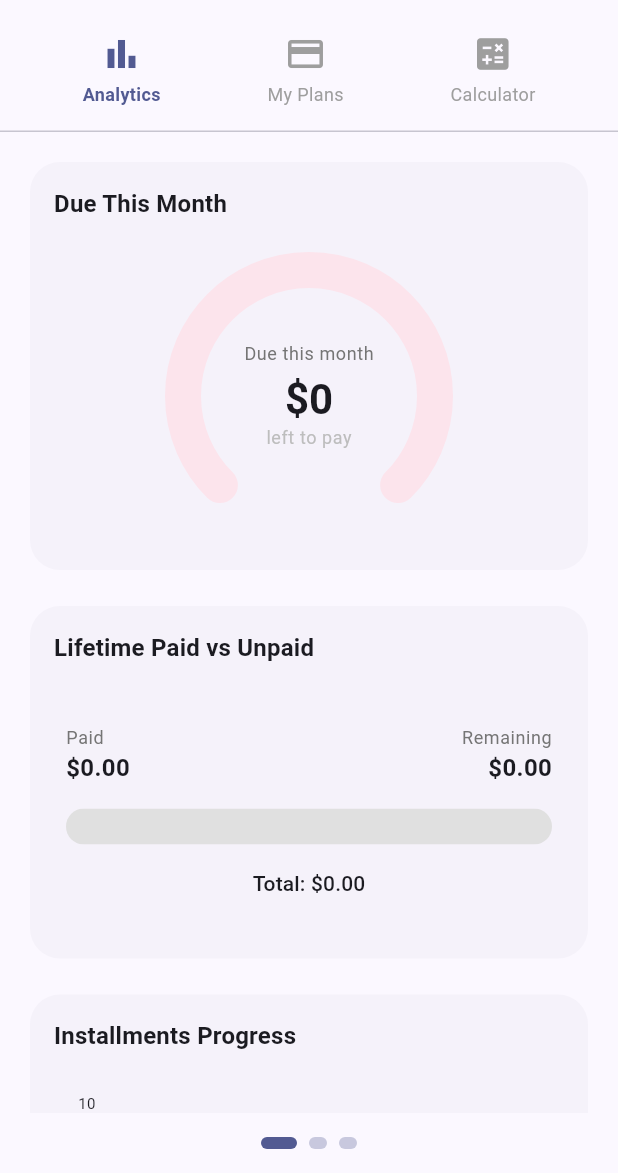
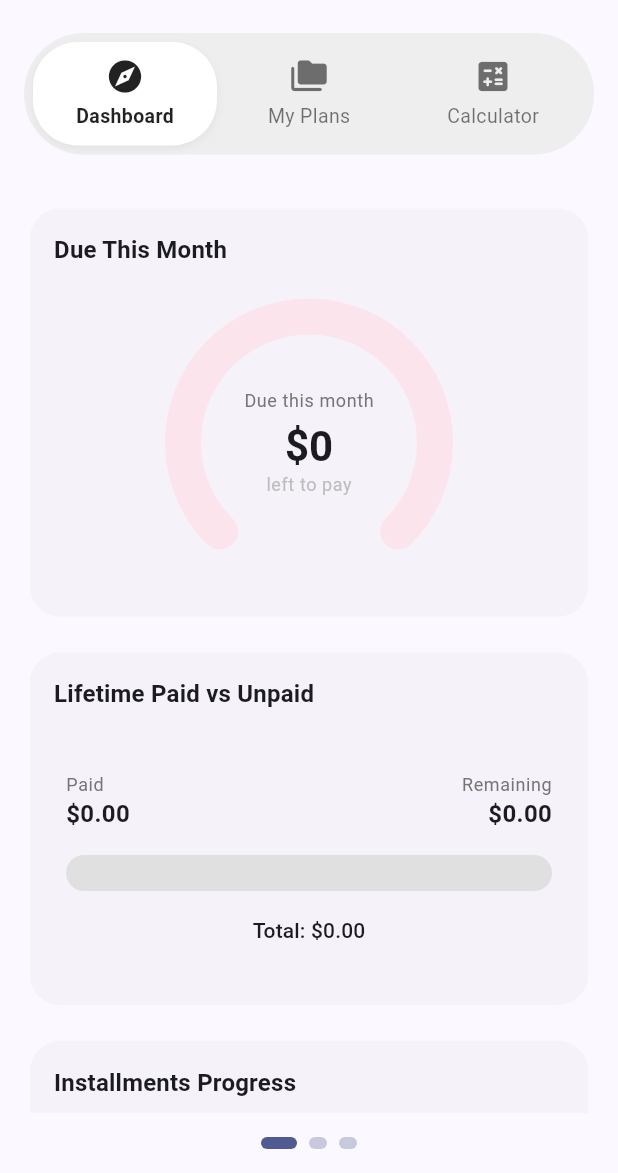
Before and after one commit to Whi7erose/PayTrack, a Flutter app: the screen it shows after launch, on a phone screen of 412 x 824 dp, the part 63-1236 px from its top. Run offline on Flutter 3.47's test engine with Material 3 defaults, Android fonts, the phone set to English and light mode, and no system bars; drawn by our look-alikes of fl_chart; our stand-ins replace flutter_local_notifications, flutter_riverpod, hive, hive_flutter, timezone; accounts and stored records are empty.

Commit message:
Style top navigation as glassy segmented pill

```diff
--- a/lib/screens/main_screen.dart
+++ b/lib/screens/main_screen.dart
@@ -69,19 +69,26 @@ class _MainScreenState extends ConsumerState<MainScreen> {
       ),
       body: Column(
         children: [
-          // Top Navigation Icons
+          // Glassy Top Navigation Pill
           Padding(
-            padding: const EdgeInsets.only(bottom: 8.0),
+            padding: const EdgeInsets.fromLTRB(16, 8, 16, 16),
+            child: Container(
+              padding: const EdgeInsets.all(6.0),
+              decoration: BoxDecoration(
+                color: Theme.of(context).brightness == Brightness.dark
+                    ? const Color(0xFF2C2C2E)
+                    : Colors.grey.shade200,
+                borderRadius: BorderRadius.circular(40),
+              ),
               child: Row(
-              mainAxisAlignment: MainAxisAlignment.spaceEvenly,
                 children: [
-                _buildTopNavButton(0, Icons.bar_chart, 'Analytics'),
-                _buildTopNavButton(1, Icons.credit_card, 'My Plans'),
-                _buildTopNavButton(2, Icons.calculate, 'Calculator'),
+                  _buildTopNavButton(0, Icons.explore_rounded, 'Dashboard'),
+                  _buildTopNavButton(1, Icons.folder_copy_rounded, 'My Plans'),
+                  _buildTopNavButton(2, Icons.calculate_rounded, 'Calculator'),
                 ],
               ),
             ),
-          const Divider(height: 1),
+          ),
           // Main Swipeable Content
           Expanded(
             child: PageView(
@@ -112,27 +119,51 @@ class _MainScreenState extends ConsumerState<MainScreen> {
 
   Widget _buildTopNavButton(int index, IconData icon, String label) {
     final isActive = _currentPage == index;
-    final color = isActive ? Theme.of(context).colorScheme.primary : Colors.grey.shade500;
+    final isDark = Theme.of(context).brightness == Brightness.dark;
 
-    return InkWell(
+    final selectedBgColor = isDark ? const Color(0xFF48484A) : Colors.white;
+    final unselectedBgColor = Colors.transparent;
+
+    final selectedIconColor = isDark ? Colors.white : Colors.black87;
+    final unselectedIconColor = isDark ? Colors.white54 : Colors.black54;
+
+    return Expanded(
+      child: GestureDetector(
         onTap: () => _goToPage(index),
-      borderRadius: BorderRadius.circular(12),
-      child: Padding(
-        padding: const EdgeInsets.symmetric(horizontal: 16.0, vertical: 8.0),
+        child: AnimatedContainer(
+          duration: const Duration(milliseconds: 250),
+          curve: Curves.easeInOut,
+          padding: const EdgeInsets.symmetric(vertical: 10.0),
+          decoration: BoxDecoration(
+            color: isActive ? selectedBgColor : unselectedBgColor,
+            borderRadius: BorderRadius.circular(30),
+            boxShadow: isActive && !isDark ? [
+              BoxShadow(
+                color: Colors.black.withOpacity(0.05),
+                blurRadius: 4,
+                offset: const Offset(0, 2),
+              )
+            ] : null,
+          ),
           child: Column(
             mainAxisSize: MainAxisSize.min,
             children: [
-            Icon(icon, color: color, size: 28),
+              Icon(
+                icon,
+                color: isActive ? selectedIconColor : unselectedIconColor,
+                size: 26
+              ),
               const SizedBox(height: 4),
               Text(
                 label,
                 style: TextStyle(
-                color: color,
-                fontSize: 12,
-                fontWeight: isActive ? FontWeight.bold : FontWeight.normal,
+                  color: isActive ? selectedIconColor : unselectedIconColor,
+                  fontSize: 13,
+                  fontWeight: isActive ? FontWeight.w600 : FontWeight.normal,
                 ),
               ),
             ],
+          ),
         ),
       ),
     );
```
Lines whose indentation alone changed are shown as unchanged.
